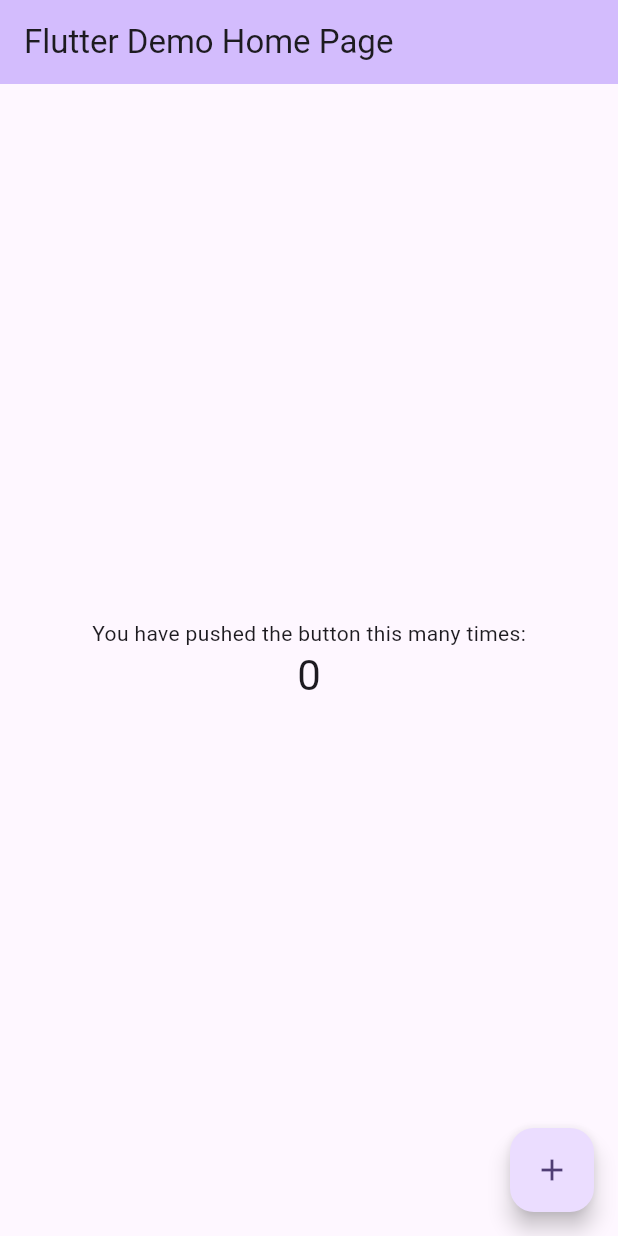
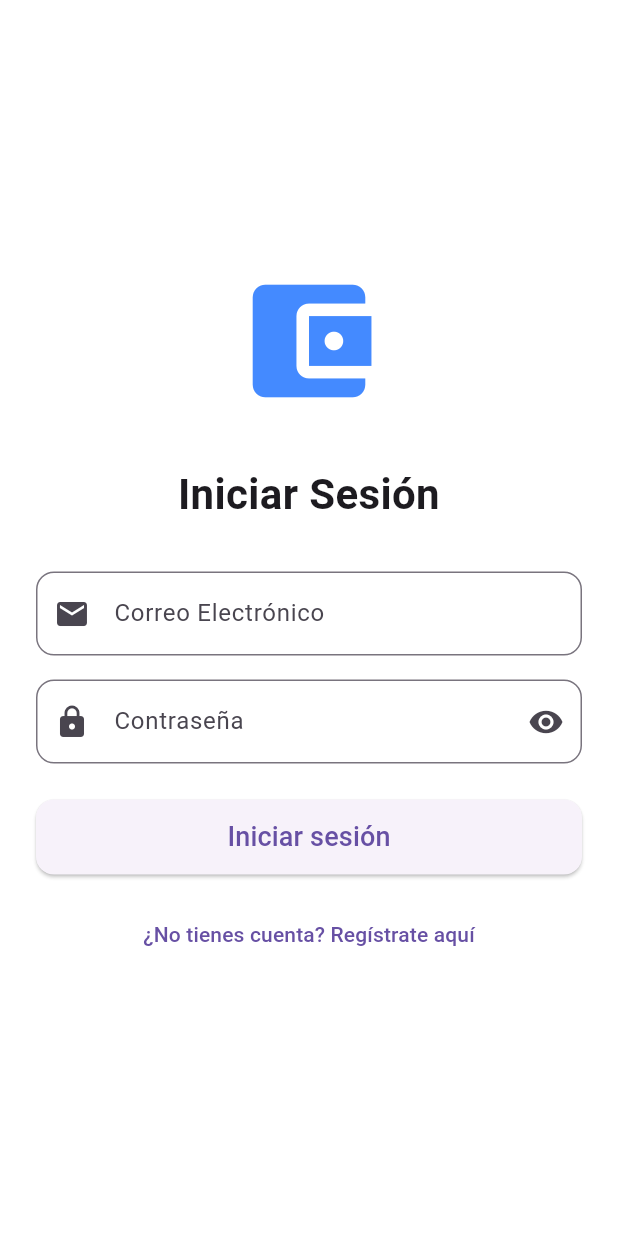
Before and after one commit to alexvera23/Control-financiero, a Flutter app: the screen it shows after launch, on a phone screen of 412 x 824 dp. Run offline on Flutter 3.47's test engine with Material 3 defaults, Android fonts, the phone set to English and light mode, and no system bars; our stand-ins replace shared_preferences, sqflite; accounts and stored records are empty.

Commit message:
Creacion de login y registro

```diff
--- a/lib/main.dart
+++ b/lib/main.dart
@@ -1,122 +1,47 @@
 import 'package:flutter/material.dart';
+import 'package:shared_preferences/shared_preferences.dart';
+import 'screens/auth/login_screen.dart';
+import 'screens/auth/register_screen.dart';
+// Importa aquí tu pantalla de Dashboard cuando esté lista
+// import 'screens/dashboard/dashboard_screen.dart';
 
-void main() {
-  runApp(const MyApp());
+void main() async {
+  // Asegura que los bindings de Flutter estén inicializados antes de usar SharedPreferences
+  WidgetsFlutterBinding.ensureInitialized();
+
+  // Verificamos si ya existe una sesión activa
+  final prefs = await SharedPreferences.getInstance();
+  final bool isLoggedIn = prefs.getBool('isLoggedIn') ?? false;
+
+  runApp(MyApp(isLoggedIn: isLoggedIn));
 }
 
 class MyApp extends StatelessWidget {
-  const MyApp({super.key});
+  final bool isLoggedIn;
 
-  // This widget is the root of your application.
+  const MyApp({Key? key, required this.isLoggedIn}) : super(key: key);
+
   @override
   Widget build(BuildContext context) {
     return MaterialApp(
-      title: 'Flutter Demo',
+      title: 'Control Financiero',
+      debugShowCheckedModeBanner: false,
       theme: ThemeData(
-        // This is the theme of your application.
-        //
-        // TRY THIS: Try running your application with "flutter run". You'll see
-        // the application has a purple toolbar. Then, without quitting the app,
-        // try changing the seedColor in the colorScheme below to Colors.green
-        // and then invoke "hot reload" (save your changes or press the "hot
-        // reload" button in a Flutter-supported IDE, or press "r" if you used
-        // the command line to start the app).
-        //
-        // Notice that the counter didn't reset back to zero; the application
-        // state is not lost during the reload. To reset the state, use hot
-        // restart instead.
-        //
-        // This works for code too, not just values: Most code changes can be
-        // tested with just a hot reload.
-        colorScheme: .fromSeed(seedColor: Colors.deepPurple),
+        primarySwatch: Colors.blue,
+        useMaterial3: true,
       ),
-      home: const MyHomePage(title: 'Flutter Demo Home Page'),
+      // Si el usuario ya está logueado, lo mandamos al Dashboard (cuando exista)
+      // Por ahora, si no está logueado, la ruta inicial es el login
+      initialRoute: isLoggedIn ? '/dashboard' : '/login',
+
+      routes: {
+        '/login': (context) => const LoginScreen(),
+        '/register': (context) => const RegisterScreen(),
+        // Define aquí la ruta del dashboard del Integrante 2
+        '/dashboard': (context) => const Scaffold(
+              body: Center(child: Text('Dashboard en construcción')),
+            ),
+      },
     );
   }
 }
-
-class MyHomePage extends StatefulWidget {
-  const MyHomePage({super.key, required this.title});
-
-  // This widget is the home page of your application. It is stateful, meaning
-  // that it has a State object (defined below) that contains fields that affect
-  // how it looks.
-
-  // This class is the configuration for the state. It holds the values (in this
-  // case the title) provided by the parent (in this case the App widget) and
-  // used by the build method of the State. Fields in a Widget subclass are
-  // always marked "final".
-
-  final String title;
-
-  @override
-  State<MyHomePage> createState() => _MyHomePageState();
-}
-
-class _MyHomePageState extends State<MyHomePage> {
-  int _counter = 0;
-
-  void _incrementCounter() {
-    setState(() {
-      // This call to setState tells the Flutter framework that something has
-      // changed in this State, which causes it to rerun the build method below
-      // so that the display can reflect the updated values. If we changed
-      // _counter without calling setState(), then the build method would not be
-      // called again, and so nothing would appear to happen.
-      _counter++;
-    });
-  }
-
-  @override
-  Widget build(BuildContext context) {
-    // This method is rerun every time setState is called, for instance as done
-    // by the _incrementCounter method above.
-    //
-    // The Flutter framework has been optimized to make rerunning build methods
-    // fast, so that you can just rebuild anything that needs updating rather
-    // than having to individually change instances of widgets.
-    return Scaffold(
-      appBar: AppBar(
-        // TRY THIS: Try changing the color here to a specific color (to
-        // Colors.amber, perhaps?) and trigger a hot reload to see the AppBar
-        // change color while the other colors stay the same.
-        backgroundColor: Theme.of(context).colorScheme.inversePrimary,
-        // Here we take the value from the MyHomePage object that was created by
-        // the App.build method, and use it to set our appbar title.
-        title: Text(widget.title),
-      ),
-      body: Center(
-        // Center is a layout widget. It takes a single child and positions it
-        // in the middle of the parent.
-        child: Column(
-          // Column is also a layout widget. It takes a list of children and
-          // arranges them vertically. By default, it sizes itself to fit its
-          // children horizontally, and tries to be as tall as its parent.
-          //
-          // Column has various properties to control how it sizes itself and
-          // how it positions its children. Here we use mainAxisAlignment to
-          // center the children vertically; the main axis here is the vertical
-          // axis because Columns are vertical (the cross axis would be
-          // horizontal).
-          //
-          // TRY THIS: Invoke "debug painting" (choose the "Toggle Debug Paint"
-          // action in the IDE, or press "p" in the console), to see the
-          // wireframe for each widget.
-          mainAxisAlignment: .center,
-          children: [
-            const Text('You have pushed the button this many times:'),
-            Text(
-              '$_counter',
-              style: Theme.of(context).textTheme.headlineMedium,
-            ),
-          ],
-        ),
-      ),
-      floatingActionButton: FloatingActionButton(
-        onPressed: _incrementCounter,
-        tooltip: 'Increment',
-        child: const Icon(Icons.add),
-      ),
-    );
-  }
-}
--- /dev/null
+++ b/lib/screens/auth/login_screen.dart
@@ -0,0 +1,212 @@
+import 'package:flutter/material.dart';
+import 'package:shared_preferences/shared_preferences.dart';
+import '../../database/database_helper.dart';
+import './register_screen.dart';
+
+class LoginScreen extends StatefulWidget {
+  const LoginScreen({Key? key}) : super(key: key);
+
+  @override
+  State<LoginScreen> createState() => _LoginScreenState();
+}
+
+class _LoginScreenState extends State<LoginScreen> {
+  // Llave global para identificar y validar el formulario
+  final _formKey = GlobalKey<FormState>();
+
+  // Controladores para obtener el texto de los campos
+  final TextEditingController _emailController = TextEditingController();
+  final TextEditingController _passwordController = TextEditingController();
+
+  bool _isLoading = false;
+  bool _obscurePassword = true;
+
+  @override
+  void dispose() {
+    _emailController.dispose();
+    _passwordController.dispose();
+    super.dispose();
+  }
+
+  // Método para manejar el inicio de sesión
+  Future<void> _login() async {
+    // 1. Validar que los campos cumplan las reglas (email válido, pass >= 6)
+    if (_formKey.currentState!.validate()) {
+      setState(() {
+        _isLoading = true;
+      });
+
+      final email = _emailController.text.trim();
+      final password = _passwordController.text;
+
+      try {
+        // 2. Consultar a la base de datos
+        final user = await DatabaseHelper.instance.loginUsuario(email, password);
+
+        if (user != null) {
+          // 3. Guardar sesión activa usando SharedPreferences
+          final prefs = await SharedPreferences.getInstance();
+          await prefs.setBool('isLoggedIn', true);
+          await prefs.setInt('userId', user.id!);
+
+          if (!mounted) return;
+
+          ScaffoldMessenger.of(context).showSnackBar(
+            SnackBar(content: Text('¡Bienvenido, ${user.nombre}!')),
+          );
+
+          // 4. Navegar al Dashboard (Reemplazar con la ruta real de tu Módulo 2)
+          // Navigator.pushReplacementNamed(context, '/dashboard');
+
+        } else {
+          // Credenciales incorrectas
+          if (!mounted) return;
+          ScaffoldMessenger.of(context).showSnackBar(
+            const SnackBar(
+              content: Text('Correo o contraseña incorrectos.'),
+              backgroundColor: Colors.red,
+            ),
+          );
+        }
+      } catch (e) {
+        if (!mounted) return;
+        ScaffoldMessenger.of(context).showSnackBar(
+          SnackBar(content: Text('Error al iniciar sesión: $e')),
+        );
+      } finally {
+        if (mounted) {
+          setState(() {
+            _isLoading = false;
+          });
+        }
+      }
+    }
+  }
+
+  @override
+  Widget build(BuildContext context) {
+    return Scaffold(
+      backgroundColor: Colors.white,
+      body: SafeArea(
+        child: Center(
+          child: SingleChildScrollView(
+            padding: const EdgeInsets.all(24.0),
+            child: Form(
+              key: _formKey,
+              child: Column(
+                mainAxisAlignment: MainAxisAlignment.center,
+                crossAxisAlignment: CrossAxisAlignment.stretch,
+                children: [
+                  // Logo o Icono representativo
+                  const Icon(
+                    Icons.account_balance_wallet,
+                    size: 100,
+                    color: Colors.blueAccent,
+                  ),
+                  const SizedBox(height: 32),
+
+                  const Text(
+                    'Iniciar Sesión',
+                    textAlign: TextAlign.center,
+                    style: TextStyle(
+                      fontSize: 28,
+                      fontWeight: FontWeight.bold,
+                    ),
+                  ),
+                  const SizedBox(height: 32),
+
+                  // Campo de Email
+                  TextFormField(
+                    controller: _emailController,
+                    keyboardType: TextInputType.emailAddress,
+                    decoration: InputDecoration(
+                      labelText: 'Correo Electrónico',
+                      prefixIcon: const Icon(Icons.email),
+                      border: OutlineInputBorder(
+                        borderRadius: BorderRadius.circular(12),
+                      ),
+                    ),
+                    validator: (value) {
+                      if (value == null || value.isEmpty) {
+                        return 'Por favor ingresa tu correo.';
+                      }
+                      // Expresión regular básica para validar formato de email
+                      final emailRegex = RegExp(r'^[^@]+@[^@]+\.[^@]+');
+                      if (!emailRegex.hasMatch(value)) {
+                        return 'Ingresa un correo electrónico válido.';
+                      }
+                      return null;
+                    },
+                  ),
+                  const SizedBox(height: 16),
+
+                  // Campo de Contraseña
+                  TextFormField(
+                    controller: _passwordController,
+                    obscureText: _obscurePassword,
+                    decoration: InputDecoration(
+                      labelText: 'Contraseña',
+                      prefixIcon: const Icon(Icons.lock),
+                      suffixIcon: IconButton(
+                        icon: Icon(
+                          _obscurePassword ? Icons.visibility : Icons.visibility_off,
+                        ),
+                        onPressed: () {
+                          setState(() {
+                            _obscurePassword = !_obscurePassword;
+                          });
+                        },
+                      ),
+                      border: OutlineInputBorder(
+                        borderRadius: BorderRadius.circular(12),
+                      ),
+                    ),
+                    validator: (value) {
+                      if (value == null || value.isEmpty) {
+                        return 'Por favor ingresa tu contraseña.';
+                      }
+                      if (value.length < 6) {
+                        return 'La contraseña debe tener al menos 6 caracteres.';
+                      }
+                      return null;
+                    },
+                  ),
+                  const SizedBox(height: 24),
+
+                  // Botón de Iniciar Sesión
+                  SizedBox(
+                    height: 50,
+                    child: ElevatedButton(
+                      onPressed: _isLoading ? null : _login,
+                      style: ElevatedButton.styleFrom(
+                        shape: RoundedRectangleBorder(
+                          borderRadius: BorderRadius.circular(12),
+                        ),
+                      ),
+                      child: _isLoading
+                          ? const CircularProgressIndicator(color: Colors.white)
+                          : const Text(
+                              'Iniciar sesión',
+                              style: TextStyle(fontSize: 18),
+                            ),
+                    ),
+                  ),
+                  const SizedBox(height: 16),
+
+                  // Opción para ir a Registro
+                  TextButton(
+                    onPressed: () {
+                      // Navegar a la pantalla de registro
+                       Navigator.pushNamed(context, '/register');
+                    },
+                    child: const Text('¿No tienes cuenta? Regístrate aquí'),
+                  ),
+                ],
+              ),
+            ),
+          ),
+        ),
+      ),
+    );
+  }
+}
```
Also changed, not shown: lib/screens/auth/register_screen.dart (added, +259 -0 lines).
